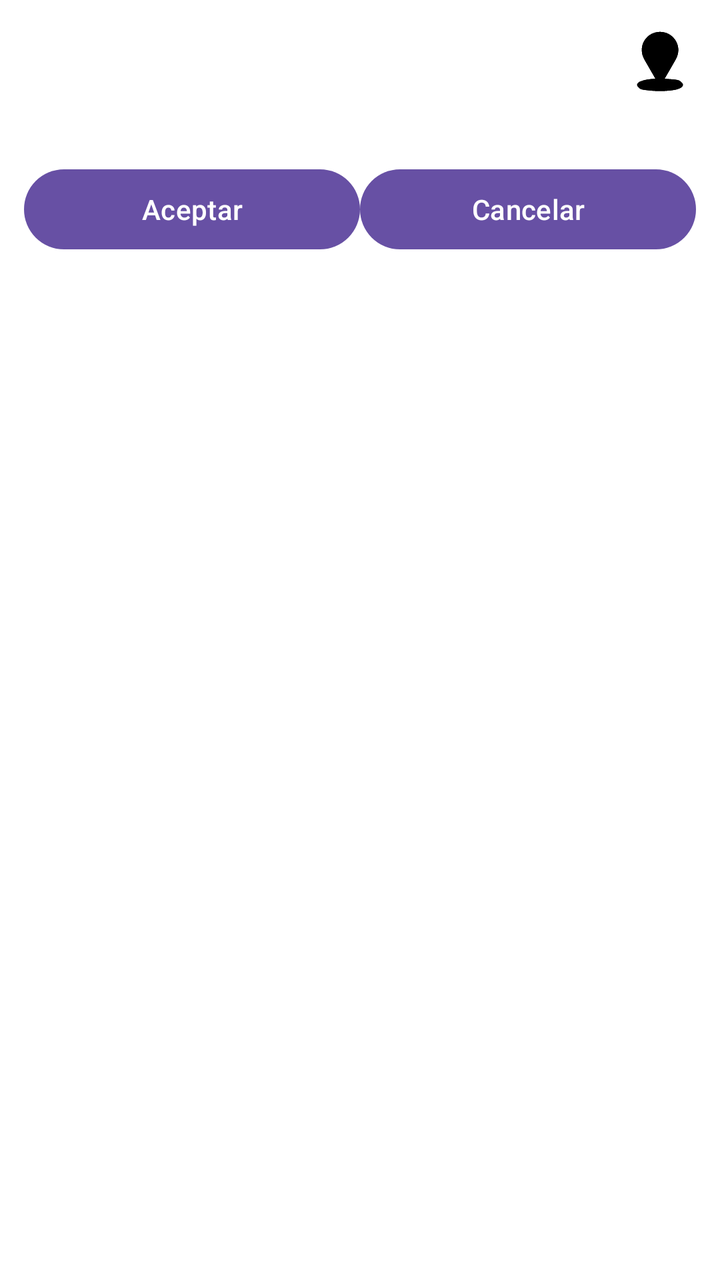
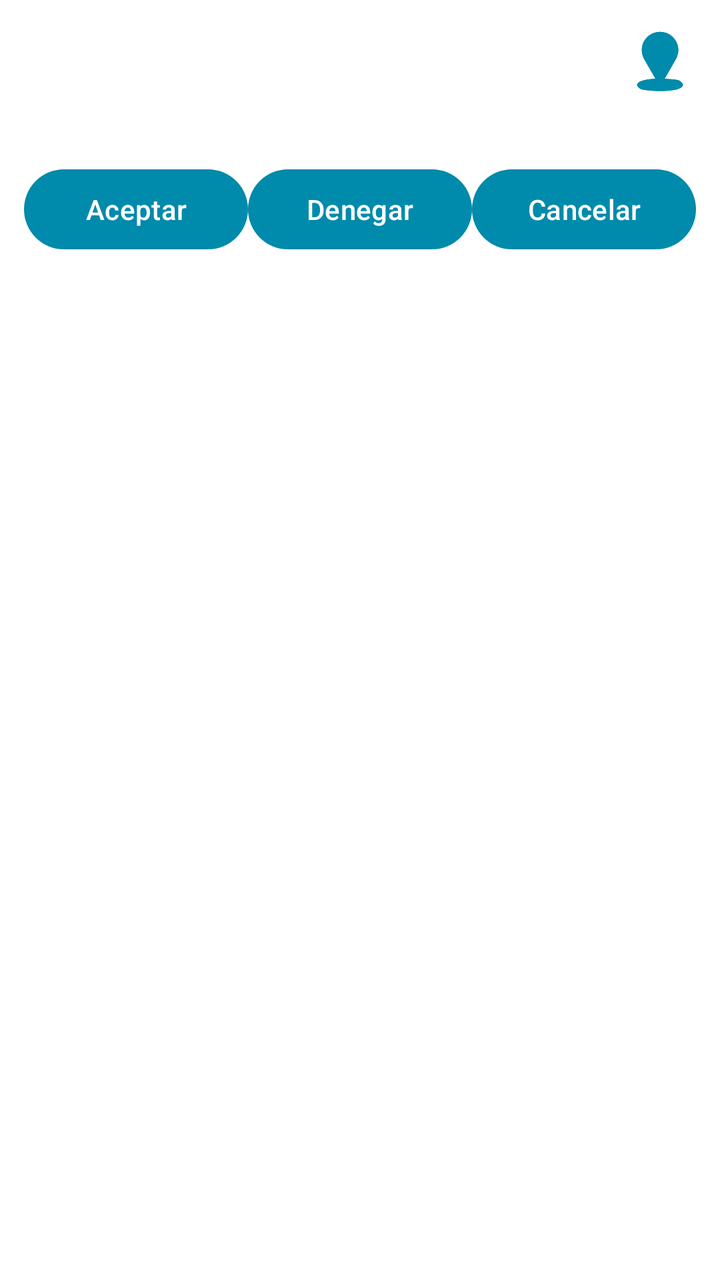

The first picture is an Android layout as it rendered before a commit; the second is the same layout after the commit. The layout source and the unified diff follow.
<!-- AndroidManifest.xml: application theme Theme.ElorMovil -->
<!-- res/layout/item_reunion.xml -->
<?xml version="1.0" encoding="utf-8"?>
<LinearLayout xmlns:android="http://schemas.android.com/apk/res/android"
    xmlns:app="http://schemas.android.com/apk/res-auto"
    android:orientation="vertical"
    android:padding="12dp"
    android:layout_width="match_parent"
    android:layout_height="wrap_content"
    android:background="@android:color/white">

    
    <LinearLayout
        android:orientation="horizontal"
        android:layout_width="match_parent"
        android:layout_height="wrap_content">

        
        <TextView
            android:id="@+id/tvDetalleReunion"
            android:layout_width="0dp"
            android:layout_weight="1"
            android:layout_height="wrap_content"
            android:textSize="16sp"
            android:padding="8dp"
            android:ellipsize="none"
            android:scrollHorizontally="false"
            android:singleLine="false"
            android:gravity="start"
            android:textColor="#000000"/>

        
        <ImageView
            android:id="@+id/iconoUbicacion"
            android:layout_width="36dp"
            android:layout_height="36dp"
            android:layout_marginStart="8dp"
            android:layout_gravity="center_vertical"
            android:background="@android:color/transparent"
            android:contentDescription="Ubicación"
            android:src="@drawable/ic_location"
            app:tint="@color/primary_color"/>
    </LinearLayout>

    
    <TextView
        android:id="@+id/tvEstado"
        android:layout_width="wrap_content"
        android:layout_height="wrap_content"
        android:textColor="#555555"
        android:layout_marginTop="4dp"/>

    
    <LinearLayout
        android:orientation="horizontal"
        android:layout_width="match_parent"
        android:layout_height="wrap_content"
        android:layout_marginTop="8dp">

        <Button
            android:id="@+id/btnAceptar"
            android:text="Aceptar"
            android:layout_width="0dp"
            android:layout_weight="1"
            android:layout_height="wrap_content"/>

        <Button
            android:id="@+id/btnCancelar"
            android:text="Cancelar"
            android:layout_width="0dp"
            android:layout_weight="1"
            android:layout_height="wrap_content"/>

    </LinearLayout>

</LinearLayout>
<!-- resources referenced by this layout -->
<resources>
  <color name="primary_color">#FF000000</color>
  <!-- drawable ic_location: vector/xml drawable (drawable, 8619 chars, omitted) -->
  <style name="Theme.ElorMovil" parent="Base.Theme.ElorMovil" />
  <style name="Base.Theme.ElorMovil" parent="Theme.Material3.DayNight.NoActionBar">
          
          
      </style>
</resources>

<!-- the commit's change to res/layout/item_reunion.xml (unified diff, before → after) -->
@@ -53,11 +53,19 @@
         android:orientation="horizontal"
         android:layout_width="match_parent"
         android:layout_height="wrap_content"
-        android:layout_marginTop="8dp">
+        android:layout_marginTop="8dp"
+        android:weightSum="3">
 
         <Button
             android:id="@+id/btnAceptar"
             android:text="Aceptar"
+            android:layout_width="0dp"
+            android:layout_weight="1"
+            android:layout_height="wrap_content"/>
+
+        <Button
+            android:id="@+id/btnDenegar"
+            android:text="Denegar"
             android:layout_width="0dp"
             android:layout_weight="1"
             android:layout_height="wrap_content"/>
<!-- resource entries referenced after the edit -->
@@ -1,11 +1,18 @@
 <!-- resources referenced by this layout -->
 <resources>
-  <color name="primary_color">#FF000000</color>
+  <color name="primary_color">#008aab</color>
   <!-- drawable ic_location: vector/xml drawable (drawable, 8619 chars, omitted) -->
-  <style name="Theme.ElorMovil" parent="Base.Theme.ElorMovil" />
-  <style name="Base.Theme.ElorMovil" parent="Theme.Material3.DayNight.NoActionBar">
+  <style name="Theme.ElorMovil" parent="Theme.Material3.Light.NoActionBar">
+          <item name="colorPrimary">@color/colorPrimary</item>
+          <item name="colorSecondary">@color/colorSecondary</item>
+  
           
-          
+          <item name="android:windowBackground">@color/backgroundLight</item>
+          <item name="android:textColor">@color/textLight</item>
       </style>
+  <color name="colorPrimary">#008aab</color>
+  <color name="colorSecondary">#ecb4e5</color>
+  <color name="backgroundLight">#FFFFFF</color>
+  <color name="textLight">#000000</color>
 </resources>
 
